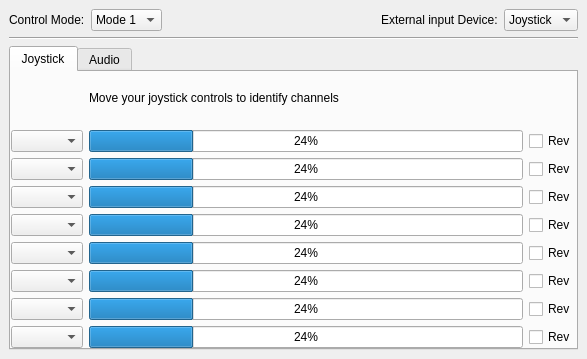
Old version of the form ground/src/plugins/gcscontrol/gcscontrolgadgetoptionspage.ui in the repository openpilot/OpenPilot.
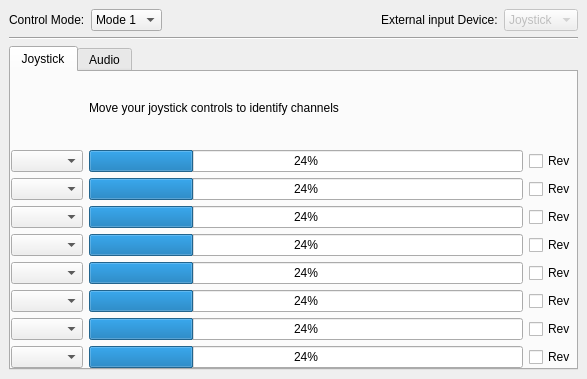
New version of the form.

```diff
--- a/ground/src/plugins/gcscontrol/gcscontrolgadgetoptionspage.ui
+++ b/ground/src/plugins/gcscontrol/gcscontrolgadgetoptionspage.ui
@@ -7,7 +7,7 @@
     <x>0</x>
     <y>0</y>
     <width>587</width>
-    <height>359</height>
+    <height>379</height>
    </rect>
   </property>
   <property name="sizePolicy">
@@ -81,6 +81,9 @@
         </item>
         <item>
          <widget class="QComboBox" name="comboBox">
+          <property name="enabled">
+           <bool>false</bool>
+          </property>
           <property name="toolTip">
            <string>Define the external input device you want to use here.</string>
           </property>
```
Left out of the diff: 40 changed lines with no effect on the pictures.
